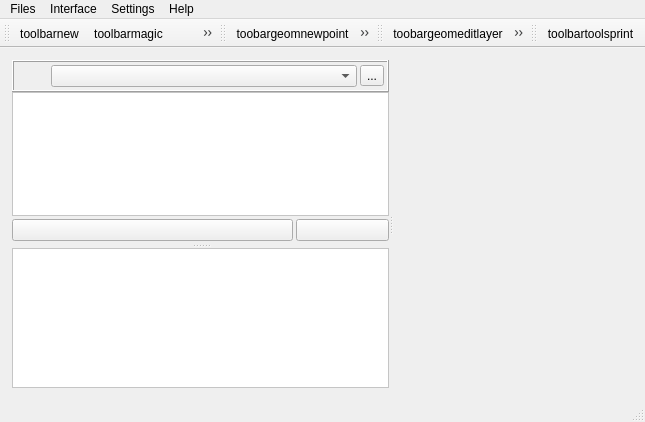
Old version of the form Lamia/iface/qgiswidget/ifaceqgswidget.ui in the repository Artelia/Lamia.
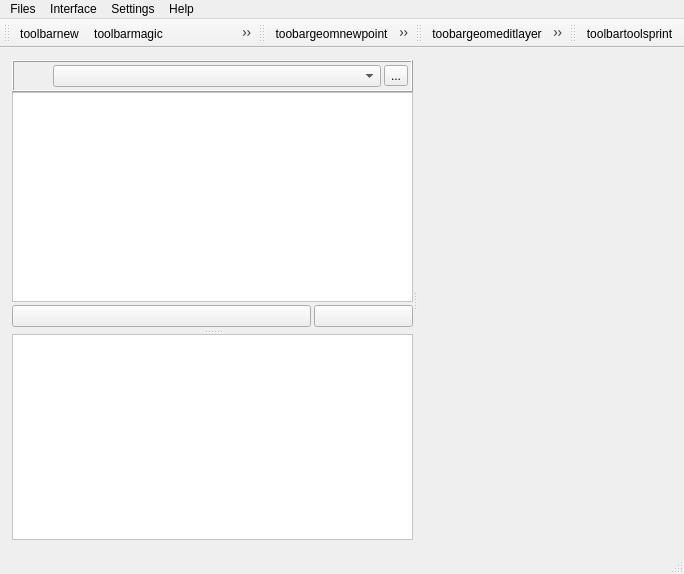
New version of the form. Icons and pictures are not drawn.

What changed in the file:
```diff
--- a/Lamia/iface/qgiswidget/ifaceqgswidget.ui
+++ b/Lamia/iface/qgiswidget/ifaceqgswidget.ui
@@ -6,8 +6,8 @@
    <rect>
     <x>0</x>
     <y>0</y>
-    <width>645</width>
-    <height>422</height>
+    <width>684</width>
+    <height>574</height>
    </rect>
   </property>
   <property name="windowTitle">
@@ -611,7 +611,7 @@
     <rect>
      <x>0</x>
      <y>0</y>
-     <width>645</width>
+     <width>684</width>
      <height>26</height>
     </rect>
    </property>
@@ -709,6 +709,7 @@
    <addaction name="actiontoolbarmagic"/>
    <addaction name="actiontoolbarundo"/>
    <addaction name="actiontoolbardelete"/>
+   <addaction name="actiontoolbarzoomto"/>
    <addaction name="actiontoolbarsave"/>
   </widget>
   <widget class="QToolBar" name="lamiatoolBarFormGeom">
@@ -1085,6 +1086,18 @@
     <string>Show/Hide QGis toolbars</string>
    </property>
   </action>
+  <action name="actiontoolbarzoomto">
+   <property name="icon">
+    <iconset resource="../resources.qrc">
+     <normaloff>:/plugins/Lamia/icons/Find_32x32.png</normaloff>:/plugins/Lamia/icons/Find_32x32.png</iconset>
+   </property>
+   <property name="text">
+    <string>toolbarzoomto</string>
+   </property>
+   <property name="toolTip">
+    <string>toolbarzoomto</string>
+   </property>
+  </action>
  </widget>
  <resources>
   <include location="../resources.qrc"/>
```
